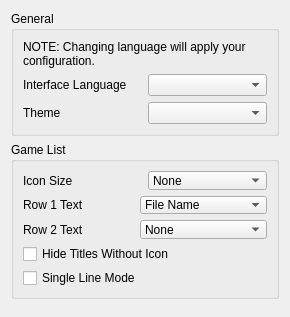
This is src/citra_qt/configuration/configure_ui.ui in yeager/Borked3DS as Qt 5 draws it before an edit. The edited form follows.
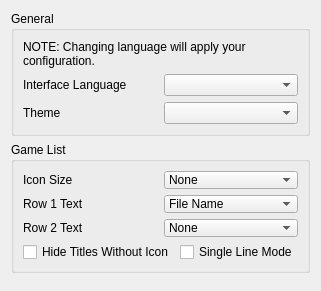
This is the edited form.

Commit message: configure_ui.ui: Reorganize options

What changed in the file:
```diff
--- a/src/citra_qt/configuration/configure_ui.ui
+++ b/src/citra_qt/configuration/configure_ui.ui
@@ -189,18 +189,22 @@
          </layout>
         </item>
         <item>
+         <layout class="QGridLayout" name="gridLayout_0"> 
+          <item row="1" column="0">
          <widget class="QCheckBox" name="toggle_hide_no_icon">
           <property name="text">
            <string>Hide Titles Without Icon</string>
           </property>
          </widget>
         </item>
-        <item>
+          <item row="1" column="1">
          <widget class="QCheckBox" name="toggle_single_line_mode">
           <property name="text">
            <string>Single Line Mode</string>
           </property>
          </widget>
+          </item>
+         </layout>
         </item>
        </layout>
       </item>
```
Lines whose indentation alone changed are shown as unchanged.
